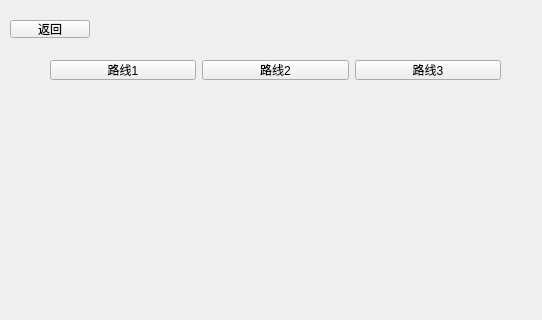
Old version of the form stu/bus.ui in the repository 125055006/NewFoolLuoJia; both pictures show x 0 to 542 and y 0 to 320 of the 542 by 472 pixel window.
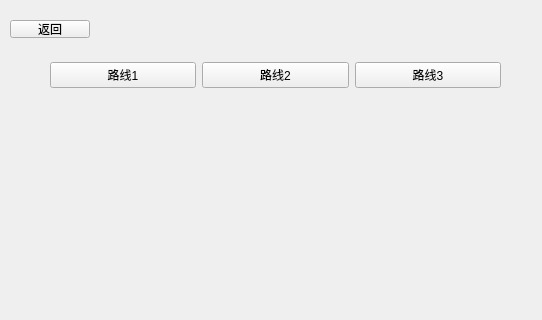
New version of the form.

What changed in the file:
```diff
--- a/stu/bus.ui
+++ b/stu/bus.ui
@@ -42,13 +42,13 @@
     <string>返回</string>
    </property>
   </widget>
-  <widget class="QWidget" name="">
+  <widget class="QWidget" name="layoutWidget">
    <property name="geometry">
     <rect>
      <x>50</x>
      <y>60</y>
      <width>451</width>
-     <height>20</height>
+     <height>30</height>
     </rect>
    </property>
    <layout class="QHBoxLayout" name="horizontalLayout">
```
Left out of the diff: 2 changed lines with no effect on the pictures.
